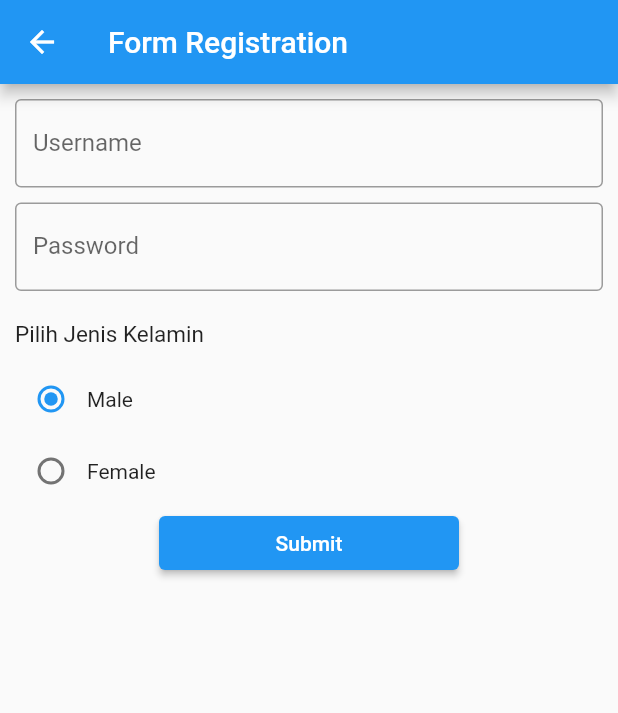
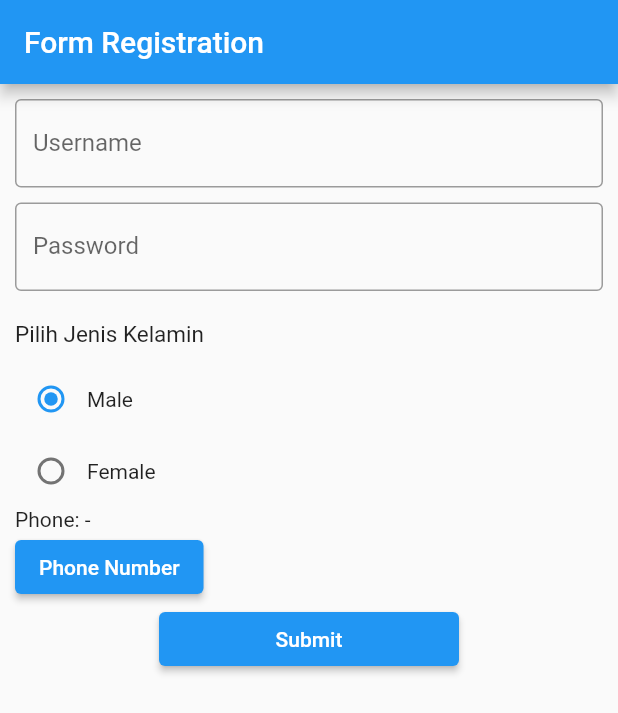
Before and after one commit to NexiawaNiky/flutter_project, a Flutter app: the FormRegistration screen opened directly, on a phone screen of 412 x 824 dp. Shown: the top 713 px of the screen. Run offline on Flutter 3.47's test engine with Material 2 defaults, Android fonts, the phone set to English and light mode, and no system bars.

```diff
--- a/lib/FormRegistration.dart
+++ b/lib/FormRegistration.dart
@@ -1,4 +1,5 @@
 import 'package:flutter/material.dart';
+import 'package:flutter_project/SecondRoute.dart';
 
 class FormRegistration extends StatefulWidget {
   const FormRegistration({Key? key}) : super(key: key);
@@ -10,13 +11,18 @@ class FormRegistration extends StatefulWidget {
 class _FormRegistrationState extends State<FormRegistration> {
   TextEditingController ctrUsername = new TextEditingController();
   TextEditingController ctrPassword = new TextEditingController();
+  int id = 1;
+  String myPhone = "-";
 
-  int id = 1;
   @override
   Widget build(BuildContext context) {
     return Scaffold(
-      appBar: AppBar(title: Text("Form Registration"),),
-      body: Container(
+      appBar: AppBar(
+        title: Text("Form Registration"),
+      ),
+      body: SingleChildScrollView(
+        scrollDirection: Axis.vertical,
+        child: Container(
           margin: EdgeInsets.all(10),
           child: Column(
             crossAxisAlignment: CrossAxisAlignment.start,
@@ -67,15 +73,29 @@ class _FormRegistrationState extends State<FormRegistration> {
                   Text("Female")
                 ],
               ),
+              Text("Phone: "+myPhone),
+              ElevatedButton(onPressed: () async {
+                final result = await Navigator.push(
+                context,
+                MaterialPageRoute(builder: (context) => const SecondRoute()),
+                );
+
+                print("hasil input phone number : "+result.toString());
+                setState(() {
+                  myPhone = result.toString();
+                });
+              },
+                  child: Text("Phone Number")),
               Center(
                 child: Container(
                   width: 200,
                   child: ElevatedButton(onPressed: (){},
-                    child: Text("Submit")
-                ),
+
+                      child: Text("Submit")),
                 ),
               ),
             ],
+          ),
         ),
       ),
 
--- a/lib/main.dart
+++ b/lib/main.dart
@@ -1,6 +1,7 @@
 import 'package:flutter/material.dart';
 import 'package:flutter_project/FormRegistration.dart';
 import 'package:flutter_project/Kalkulator.dart';
+import 'package:flutter_project/SecondRoute.dart';
 
 void main() {
   runApp(const MyApp());
@@ -26,7 +27,7 @@ class MyApp extends StatelessWidget {
         // is not restarted.
         primarySwatch: Colors.blue,
       ),
-      home: const Kalkulator(),
+      home: const FormRegistration(),
     );
   }
 }
```
Also changed, not shown: lib/SecondRoute.dart (added, +37 -0 lines). Lines whose indentation alone changed are shown as unchanged.
